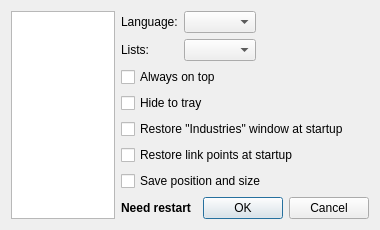
The window that options.ui (HappySeaFox/tht) describes before a commit, drawn with Qt 5.
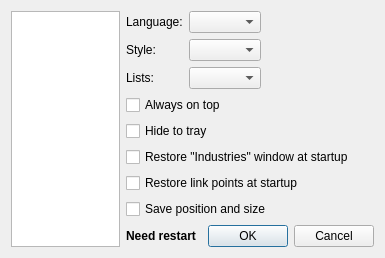
The same window after the commit. Custom widgets are drawn as their Qt base class.

```diff
--- a/options.ui
+++ b/options.ui
@@ -7,8 +7,8 @@
    <rect>
     <x>0</x>
     <y>0</y>
-    <width>380</width>
-    <height>225</height>
+    <width>385</width>
+    <height>247</height>
    </rect>
   </property>
   <property name="windowTitle">
@@ -40,15 +40,56 @@
         </widget>
        </item>
        <item row="0" column="0">
-        <layout class="QGridLayout" name="gridLayout">
-         <item row="0" column="1">
-          <widget class="QComboBox" name="comboLang">
-           <property name="maxVisibleItems">
-            <number>15</number>
-           </property>
-          </widget>
+        <layout class="QHBoxLayout" name="horizontalLayout">
+         <item>
+          <layout class="QGridLayout" name="gridLayout">
+           <item row="0" column="0">
+            <widget class="QLabel" name="label_2">
+             <property name="text">
+              <string>Language:</string>
+             </property>
+            </widget>
+           </item>
+           <item row="0" column="1">
+            <widget class="QComboBox" name="comboLang">
+             <property name="maxVisibleItems">
+              <number>15</number>
+             </property>
+            </widget>
+           </item>
+           <item row="1" column="0">
+            <widget class="QLabel" name="label_3">
+             <property name="text">
+              <string>Style:</string>
+             </property>
+            </widget>
+           </item>
+           <item row="1" column="1">
+            <widget class="KColorCombo" name="comboStyle"/>
+           </item>
+           <item row="2" column="0">
+            <widget class="QLabel" name="label">
+             <property name="text">
+              <string extracomment="Means &quot;Number of lists:&quot;. It will look like &quot;Lists: 4&quot;">Lists:</string>
+             </property>
+            </widget>
+           </item>
+           <item row="2" column="1">
+            <widget class="QComboBox" name="comboNumberOfLists">
+             <property name="sizePolicy">
+              <sizepolicy hsizetype="Maximum" vsizetype="Fixed">
+               <horstretch>0</horstretch>
+               <verstretch>0</verstretch>
+              </sizepolicy>
+             </property>
+             <property name="minimumContentsLength">
+              <number>2</number>
+             </property>
+            </widget>
+           </item>
+          </layout>
          </item>
-         <item row="0" column="2" rowspan="2">
+         <item>
           <spacer name="horizontalSpacer_2">
            <property name="orientation">
             <enum>Qt::Horizontal</enum>
@@ -61,33 +102,6 @@
            </property>
           </spacer>
          </item>
-         <item row="1" column="1">
-          <widget class="QComboBox" name="comboNumberOfLists">
-           <property name="sizePolicy">
-            <sizepolicy hsizetype="Maximum" vsizetype="Fixed">
-             <horstretch>0</horstretch>
-             <verstretch>0</verstretch>
-            </sizepolicy>
-           </property>
-           <property name="minimumContentsLength">
-            <number>2</number>
-           </property>
-          </widget>
-         </item>
-         <item row="0" column="0">
-          <widget class="QLabel" name="label_2">
-           <property name="text">
-            <string>Language:</string>
-           </property>
-          </widget>
-         </item>
-         <item row="1" column="0">
-          <widget class="QLabel" name="label">
-           <property name="text">
-            <string extracomment="Means &quot;Number of lists:&quot;. It will look like &quot;Lists: 4&quot;">Lists:</string>
-           </property>
-          </widget>
-         </item>
         </layout>
        </item>
        <item row="3" column="0">
@@ -278,6 +292,13 @@
    </item>
   </layout>
  </widget>
+ <customwidgets>
+  <customwidget>
+   <class>KColorCombo</class>
+   <extends>QComboBox</extends>
+   <header>kcolorcombo.h</header>
+  </customwidget>
+ </customwidgets>
  <tabstops>
   <tabstop>list</tabstop>
   <tabstop>comboLang</tabstop>
```
Left out of the diff: 92 changed lines with no effect on the pictures.
